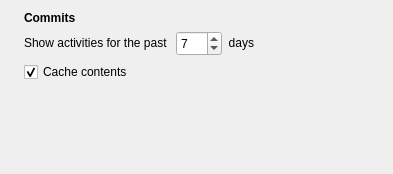
First picture: the form in applets/kdeobservatory/src/ui/kdeobservatoryconfigcommits.ui, repository KDE/kdeplasma-addons, before the edit.
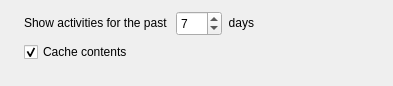
Second picture: the form after the edit.

```diff
--- a/applets/kdeobservatory/src/ui/kdeobservatoryconfigcommits.ui
+++ b/applets/kdeobservatory/src/ui/kdeobservatoryconfigcommits.ui
@@ -7,28 +7,15 @@
     <x>0</x>
     <y>0</y>
     <width>393</width>
-    <height>174</height>
+    <height>86</height>
    </rect>
   </property>
   <property name="windowTitle">
    <string>Form</string>
   </property>
   <layout class="QGridLayout" name="gridLayout">
-   <item row="0" column="1">
-    <widget class="QLabel" name="lblCommits">
-     <property name="font">
-      <font>
-       <weight>75</weight>
-       <bold>true</bold>
-      </font>
-     </property>
-     <property name="text">
-      <string>Commits</string>
-     </property>
-    </widget>
-   </item>
-   <item row="1" column="0">
-    <spacer name="spacer5">
+   <item row="0" column="0">
+    <spacer name="spacer1">
      <property name="orientation">
       <enum>Qt::Horizontal</enum>
      </property>
@@ -43,7 +30,7 @@
      </property>
     </spacer>
    </item>
-   <item row="1" column="1" colspan="2">
+   <item row="0" column="1" colspan="2">
     <layout class="QHBoxLayout" name="horizontalLayout_2">
      <item>
       <widget class="QLabel" name="lblDays1">
@@ -129,8 +116,8 @@
      </item>
     </layout>
    </item>
-   <item row="1" column="3">
-    <spacer name="spacer7">
+   <item row="0" column="3">
+    <spacer name="spacer3">
      <property name="orientation">
       <enum>Qt::Horizontal</enum>
      </property>
@@ -142,7 +129,7 @@
      </property>
     </spacer>
    </item>
-   <item row="2" column="1">
+   <item row="1" column="1">
     <widget class="QCheckBox" name="cacheContents">
      <property name="text">
       <string>Cache contents</string>
@@ -152,8 +139,8 @@
      </property>
     </widget>
    </item>
-   <item row="3" column="2">
-    <spacer name="spacer3">
+   <item row="2" column="2">
+    <spacer name="spacer4">
      <property name="orientation">
       <enum>Qt::Vertical</enum>
      </property>
```
Left out of the diff: 4 changed lines with no effect on the pictures.
